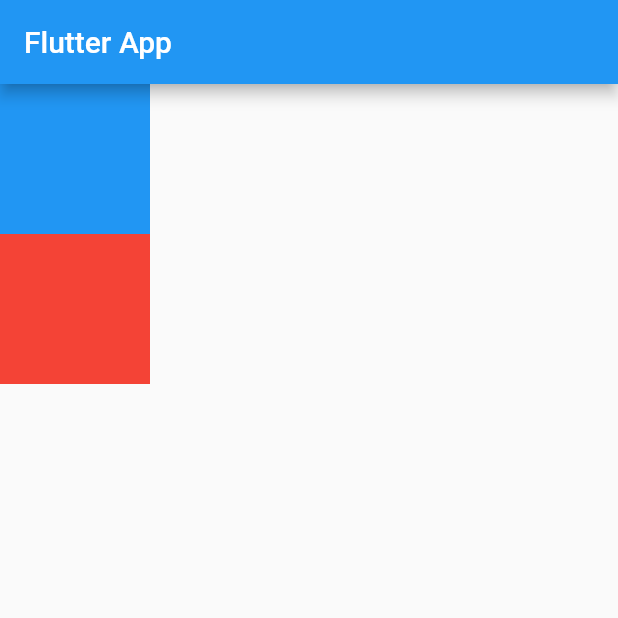
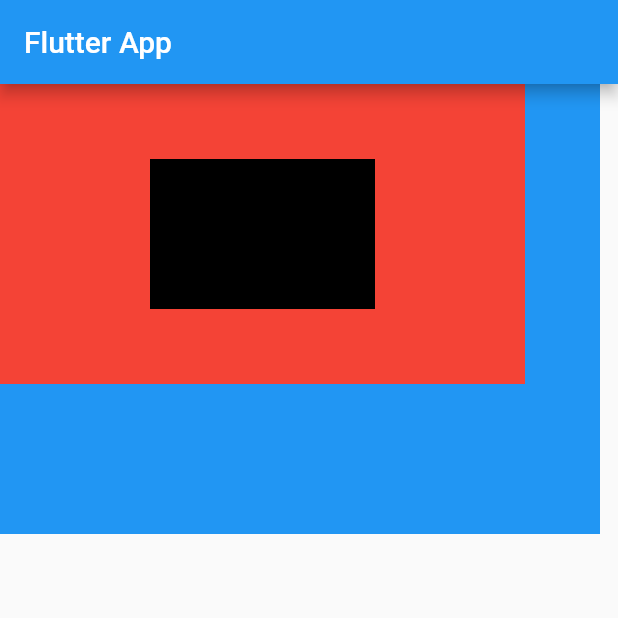
Before and after one commit to dipeshkoirala21/flutter_medium, a Flutter app: the screen it shows after launch, on a phone screen of 412 x 824 dp, the top half of it. Run offline on Flutter 3.47's test engine with Material 2 defaults, Android fonts, the phone set to English and light mode, and no system bars.

Commit message:
feat: stack

```diff
--- a/lib/main.dart
+++ b/lib/main.dart
@@ -34,18 +34,26 @@ class _MyHomePageState extends State<MyHomePage> {
         appBar: AppBar(
           title: const Text('Flutter App'),
         ),
-        body: Column(
+        body: Stack(
           children: [
             Container(
-              height: 100,
-              width: 100,
+              height: 300,
+              width: 400,
               color: Colors.blue,
             ),
             Container(
-              height: 100,
-              width: 100,
+              height: 200,
+              width: 350,
               color: Colors.red,
-            )
+            ),
+            Positioned(
+                top: 50,
+                left: 100,
+                child: Container(
+                  height: 100,
+                  width: 150,
+                  color: Colors.black,
+                ))
           ],
         ));
   }
```
